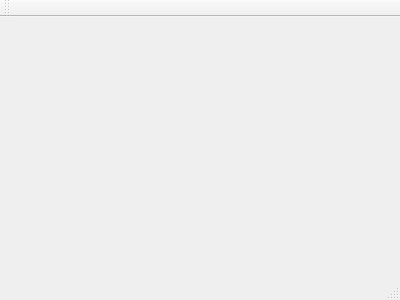
rNexeR/ColaDePrioridades, file mainwindow.ui: the form before one commit.
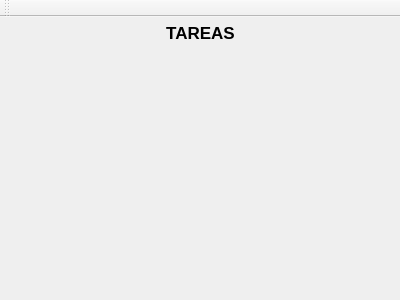
The form after the commit.

```diff
--- a/mainwindow.ui
+++ b/mainwindow.ui
@@ -12,13 +12,41 @@
   <property name="windowTitle" >
    <string>MainWindow</string>
   </property>
-  <widget class="QMenuBar" name="menuBar" />
-  <widget class="QToolBar" name="mainToolBar" />
-  <widget class="QWidget" name="centralWidget" />
-  <widget class="QStatusBar" name="statusBar" />
+  <widget class="QWidget" name="centralWidget">
+   <widget class="QLabel" name="label">
+    <property name="geometry">
+     <rect>
+      <x>10</x>
+      <y>0</y>
+      <width>381</width>
+      <height>31</height>
+     </rect>
+    </property>
+    <property name="font">
+     <font>
+      <pointsize>13</pointsize>
+      <weight>75</weight>
+      <bold>true</bold>
+     </font>
+    </property>
+    <property name="text">
+     <string>TAREAS</string>
+    </property>
+    <property name="alignment">
+     <set>Qt::AlignCenter</set>
+    </property>
+   </widget>
+  </widget>
+  <widget class="QToolBar" name="mainToolBar">
+   <attribute name="toolBarArea">
+    <enum>TopToolBarArea</enum>
+   </attribute>
+   <attribute name="toolBarBreak">
+    <bool>false</bool>
+   </attribute>
+  </widget>
  </widget>
- <layoutDefault spacing="6" margin="11" />
- <pixmapfunction></pixmapfunction>
+ <layoutdefault spacing="6" margin="11"/>
  <resources/>
  <connections/>
 </ui>
```
Left out of the diff: 7 changed lines with no effect on the pictures.
